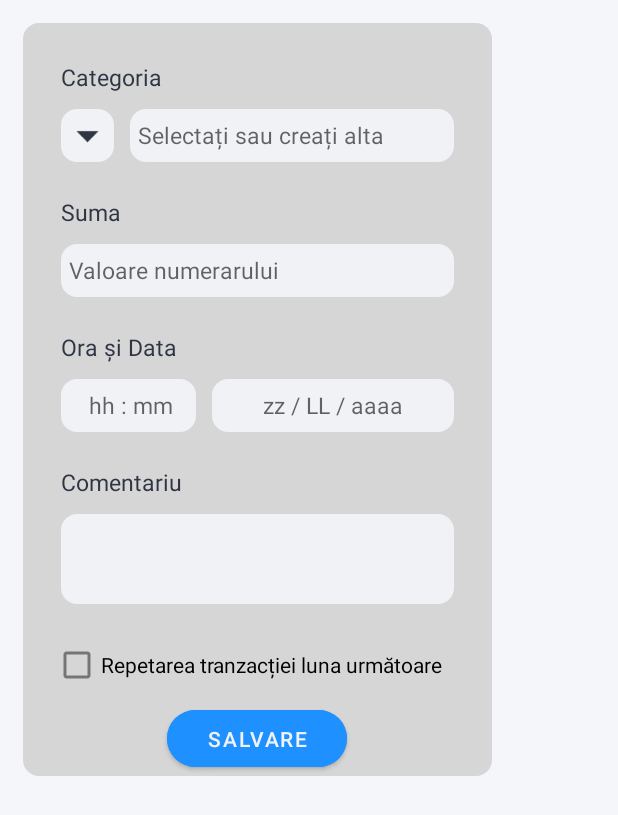
After one commit to JulianNSH/MoneyManager, an Android app: the layout update_outgoing_dialog.xml on its own in the app's theme, with its tools: preview values and no code run, on a phone screen of 412 x 824 dp. The commit adds this screen. Shown: the top 815 px of the screen. Run offline under Robolectric (Android 15) with nearby library versions, the phone set to English and light mode, and no system bars.

Commit message:
database outgoing cr-d

```diff
--- a/app/src/main/java/github/julianNSH/moneymanager/database/DatabaseClass.java
+++ b/app/src/main/java/github/julianNSH/moneymanager/database/DatabaseClass.java
@@ -9,6 +9,9 @@ import android.database.sqlite.SQLiteOpenHelper;
 import android.util.Log;
 
 import androidx.annotation.Nullable;
+
+import java.util.ArrayList;
+import java.util.List;
 
 import github.julianNSH.moneymanager.statistics.StatisticsModelClass;
 
@@ -98,7 +101,7 @@ public class DatabaseClass extends SQLiteOpenHelper {
         return outgoing_id;
     }
     //READ TABLE
-    public StatisticsModelClass getOutgoing(long outgoing_id){
+    public StatisticsModelClass getOutgoingById(long outgoing_id){
         SQLiteDatabase db = this.getReadableDatabase();
         String selectQuery = "SELECT * FROM "+ TABLE_OUTGOING+" WHERE"+KEY_ID+" = "+ outgoing_id;
         Log.e(LOG, selectQuery);
@@ -117,8 +120,34 @@ public class DatabaseClass extends SQLiteOpenHelper {
 
         return outgoing;
     }
+    public ArrayList<StatisticsModelClass> getAllOutgoingData(){
+        ArrayList<StatisticsModelClass> outgoings = new ArrayList<StatisticsModelClass>();
+        String query = "SELECT * FROM "+TABLE_OUTGOING+" ORDER BY "+KEY_DATETIME+" DESC";
+
+        SQLiteDatabase db = this.getReadableDatabase();
+        Cursor c = db.rawQuery(query, null);
+
+        if(c.moveToFirst()){
+            do{
+                StatisticsModelClass temp = new StatisticsModelClass();
+                temp.setId(c.getInt(c.getColumnIndex(KEY_ID)));
+                temp.setIvIcon(c.getInt(c.getColumnIndex(KEY_OUTGOING_ICON)));
+                temp.setTvType(c.getString(c.getColumnIndex(KEY_OUTGOING_SOURCE)));
+                temp.setTvAmount(c.getFloat(c.getColumnIndex(KEY_AMOUNT)));
+                temp.setDate(c.getString(c.getColumnIndex(KEY_DATETIME)));
+                temp.setComment(c.getString(c.getColumnIndex(KEY_COMMENT)));
+                temp.setRepeat(c.getInt(c.getColumnIndex(KEY_REPEAT)));
+                outgoings.add(temp);
+            } while (c.moveToNext());
+        }
+        return outgoings;
+    }
     //UPDATE TABLE
     //DELETE ELEMENT
+    public void deleteOutgoing(int outgoing_id){
+        SQLiteDatabase db = this.getWritableDatabase();
+        db.delete(TABLE_OUTGOING, KEY_ID + " = ?", new String[]{String.valueOf(outgoing_id)});
+    }
 
     /**********************************************************************************************
         SCOPE METHODS
--- a/app/src/main/java/github/julianNSH/moneymanager/statistics/StatisticsAdapter.java
+++ b/app/src/main/java/github/julianNSH/moneymanager/statistics/StatisticsAdapter.java
@@ -3,6 +3,7 @@ package github.julianNSH.moneymanager.statistics;
 import android.annotation.SuppressLint;
 import android.app.Dialog;
 import android.content.Context;
+import android.content.Intent;
 import android.graphics.Color;
 import android.graphics.drawable.ColorDrawable;
 import android.os.Build;
@@ -20,12 +21,14 @@ import java.util.List;
 import androidx.annotation.RequiresApi;
 import androidx.recyclerview.widget.RecyclerView;
 import github.julianNSH.moneymanager.R;
+import github.julianNSH.moneymanager.database.DatabaseClass;
 
 public class StatisticsAdapter extends RecyclerView.Adapter<StatisticsAdapter.MyViewHolder>{
     Context context;
+    DatabaseClass databaseClass;
 
     private List<StatisticsModelClass> list;
-    Dialog itemStatisticsDialog;
+    Dialog itemStatisticsDialog, updateDialog;
 
     public class MyViewHolder extends RecyclerView.ViewHolder {
 
@@ -60,6 +63,10 @@ public class StatisticsAdapter extends RecyclerView.Adapter<StatisticsAdapter.My
         itemStatisticsDialog.setContentView(R.layout.statistics_dialog);
         itemStatisticsDialog.getWindow().setBackgroundDrawable(new ColorDrawable(Color.TRANSPARENT));
 
+        updateDialog = new Dialog(context);
+        updateDialog.setContentView(R.layout.update_outgoing_dialog);
+        updateDialog.getWindow().setBackgroundDrawable(new ColorDrawable(Color.TRANSPARENT));
+
         viewHolder.rvItem.setOnClickListener(new View.OnClickListener() {
             @SuppressLint("SetTextI18n")
             @Override
@@ -69,29 +76,37 @@ public class StatisticsAdapter extends RecyclerView.Adapter<StatisticsAdapter.My
                 TextView tv_date_time = (TextView) itemStatisticsDialog.findViewById(R.id.tv_date_time);
                 TextView tv_amount = (TextView) itemStatisticsDialog.findViewById(R.id.tv_amount);
                 TextView tv_comment = (TextView) itemStatisticsDialog.findViewById(R.id.tv_comment);
+
+                tv_category.setText(list.get(viewHolder.getAdapterPosition()).getTvType());
+                tv_date_time.setText(list.get(viewHolder.getAdapterPosition()).getTime() + " " +
+                        list.get(viewHolder.getAdapterPosition()).getDate());
+                tv_amount.setText(list.get(viewHolder.getAdapterPosition()).getTvAmount() + " MDL");
+                tv_comment.setText(list.get(viewHolder.getAdapterPosition()).getComment());
                 Button btn_delete = (Button) itemStatisticsDialog.findViewById(R.id.btn_delete);
                 Button btn_edit = (Button) itemStatisticsDialog.findViewById(R.id.btn_edit);
+
+                databaseClass = new DatabaseClass(itemView.getContext());
 
                 btn_delete.setOnClickListener(new View.OnClickListener() {
                     @Override
                     public void onClick(View v) {
-                        Toast.makeText(context, "Button DELETE Clicked" + list.get(viewHolder.getAdapterPosition()).getIvIcon(),  Toast.LENGTH_SHORT).show();
+                       databaseClass.deleteOutgoing(list.get(viewHolder.getAdapterPosition()).getId());
+                        Toast.makeText(context, list.get(viewHolder.getAdapterPosition()).getTvType()+
+                                " was deleted",  Toast.LENGTH_SHORT).show();
+                        //TODO refresh on dismiss
+                        //TODO create separated methods for button clicks
+                        itemStatisticsDialog.dismiss();
+
                     }
                 });
                 btn_edit.setOnClickListener(new View.OnClickListener() {
                     @Override
                     public void onClick(View v) {
                         Toast.makeText(context, "Button EDIT Clicked",  Toast.LENGTH_SHORT).show();
+                        itemStatisticsDialog.dismiss();
+                        updateDialog.show();
                     }
                 });
-
-                tv_category.setText(list.get(viewHolder.getAdapterPosition()).getTvType());
-                tv_date_time.setText(list.get(viewHolder.getAdapterPosition()).getTime() + " " +
-                        list.get(viewHolder.getAdapterPosition()).getDate());
-                tv_amount.setText(list.get(viewHolder.getAdapterPosition()).getTvAmount() + " MDL");
-                tv_comment.setText(list.get(viewHolder.getAdapterPosition()).getComment());
-
-                //Toast.makeText(context, "Test Click" + String.valueOf(viewHolder.getAdapterPosition()),  Toast.LENGTH_SHORT).show();
                 itemStatisticsDialog.show();
             }
         });
--- a/app/src/main/java/github/julianNSH/moneymanager/statistics/StatisticsFragment.java
+++ b/app/src/main/java/github/julianNSH/moneymanager/statistics/StatisticsFragment.java
@@ -25,11 +25,13 @@ import androidx.recyclerview.widget.DefaultItemAnimator;
 import androidx.recyclerview.widget.LinearLayoutManager;
 import androidx.recyclerview.widget.RecyclerView;
 import github.julianNSH.moneymanager.R;
+import github.julianNSH.moneymanager.database.DatabaseClass;
 
 public class StatisticsFragment extends Fragment {
-    private ArrayList<StatisticsModelClass> statisticsModelClasses;
     private RecyclerView recyclerView;
     private StatisticsAdapter statisticsAdapter;
+    private DatabaseClass databaseClass;
+    private ArrayList<StatisticsModelClass> statisticsModelClasses;
 
     DatePickerDialog datePicker;
     Button statisticsDateButton;
@@ -94,16 +96,11 @@ public class StatisticsFragment extends Fragment {
         );
 
         ///////////////////////List of elements
+        databaseClass = new DatabaseClass(getContext());
 
         recyclerView = (RecyclerView) root.findViewById(R.id.rv_statistics_list);
-        statisticsModelClasses = new ArrayList<>();
 
-        for (int i = 0; i < title.length; i++) {
-            StatisticsModelClass listModelClass = new StatisticsModelClass(image[i],title[i], amount[i],
-                    String.valueOf(LocalTime.now()), String.valueOf(LocalDate.now()), comment[i]);
-
-            statisticsModelClasses.add(listModelClass);
-        }
+        statisticsModelClasses = databaseClass.getAllOutgoingData();
         statisticsAdapter = new StatisticsAdapter(root.getContext() ,statisticsModelClasses);
         RecyclerView.LayoutManager mLayoutManager = new LinearLayoutManager(root.getContext());
         recyclerView.setLayoutManager(mLayoutManager);
--- a/app/src/main/java/github/julianNSH/moneymanager/statistics/StatisticsModelClass.java
+++ b/app/src/main/java/github/julianNSH/moneymanager/statistics/StatisticsModelClass.java
@@ -8,20 +8,20 @@ public class StatisticsModelClass {
     String date, time, comment;
 
     public StatisticsModelClass(){}
-    public StatisticsModelClass(int id, Integer ivIcon, String tvType, float tvAmount, String time, String date, String comment) {
+    public StatisticsModelClass(int id, Integer ivIcon, String tvType, float tvAmount, String date, String comment) {
         this.id = id;
         this.ivIcon = ivIcon;
         this.tvType = tvType;
         this.tvAmount = tvAmount;
-        this.time = time;
+        this.time = date;
         this.date =date;
         this.comment = comment;
     }
-    public StatisticsModelClass(Integer ivIcon, String tvType, float tvAmount, String time, String date, String comment) {
+    public StatisticsModelClass(Integer ivIcon, String tvType, float tvAmount, String date, String comment) {
         this.ivIcon = ivIcon;
         this.tvType = tvType;
         this.tvAmount = tvAmount;
-        this.time = time;
+        this.time = date;
         this.date =date;
         this.comment = comment;
     }
--- /dev/null
+++ b/app/src/main/res/layout/update_outgoing_dialog.xml
@@ -0,0 +1,268 @@
+<?xml version="1.0" encoding="utf-8"?>
+<LinearLayout
+    xmlns:android="http://schemas.android.com/apk/res/android"
+    xmlns:app="http://schemas.android.com/apk/res-auto"
+    android:layout_margin="15dp"
+    android:layout_width="wrap_content"
+    android:layout_height="wrap_content"
+    android:background="@drawable/fg_rect"
+    android:backgroundTint="@color/colorWhite"
+    android:orientation="vertical">
+
+        <LinearLayout
+            android:layout_width="wrap_content"
+            android:layout_height="wrap_content"
+            android:layout_marginTop="20dp"
+            android:layout_marginLeft="20dp"
+            android:layout_marginRight="20dp">
+
+            <LinearLayout
+                android:layout_width="match_parent"
+                android:layout_height="wrap_content"
+                android:orientation="vertical">
+
+                <TextView
+                    android:layout_width="match_parent"
+                    android:layout_height="wrap_content"
+                    android:textSize="15sp"
+                    android:textColor="@color/black"
+                    android:text="Categoria"
+                    android:layout_margin="5dp"/>
+
+                <LinearLayout
+                    android:layout_width="match_parent"
+                    android:layout_height="wrap_content"
+                    android:orientation="horizontal">
+                    <Spinner
+                        android:id="@+id/icon_spinner"
+                        android:layout_width="35dp"
+                        android:layout_height="35dp"
+                        android:layout_margin="5dp"
+                        android:padding="5dp"
+                        android:background="@drawable/fg_rect"
+                        android:foreground="@drawable/ic_down"
+                        android:foregroundTint="@color/black"
+                        android:backgroundTint="@color/white"/>
+                    <AutoCompleteTextView
+                        android:id="@+id/outgoing_source"
+                        android:layout_width="match_parent"
+                        android:layout_height="35dp"
+                        android:paddingLeft="5dp"
+                        android:paddingRight="5dp"
+                        android:layout_margin="5dp"
+                        android:background="@drawable/fg_rect"
+                        android:backgroundTint="@color/white"
+                        android:ems="12"
+                        android:maxLines="1"
+                        android:clickable="true"
+                        android:textSize="15sp"
+                        android:textColor="@color/black"
+                        android:inputType="text"
+                        android:hint="Selectați sau creați alta"/>
+
+                </LinearLayout>
+            </LinearLayout>
+
+        </LinearLayout>
+
+    <View
+        android:layout_width="match_parent"
+        android:layout_height="1dp"
+        android:layout_marginLeft="20dp"
+        android:layout_marginTop="5dp"
+        android:layout_marginRight="20dp"
+        android:layout_marginBottom="5dp"
+        android:background="@color/colorBlueGrey_200" />
+
+        <LinearLayout
+            android:layout_width="match_parent"
+            android:layout_height="wrap_content"
+            android:layout_marginLeft="20dp"
+            android:layout_marginRight="20dp">
+
+            <LinearLayout
+                android:layout_width="match_parent"
+                android:layout_height="wrap_content"
+                android:orientation="vertical">
+
+                <TextView
+                    android:id="@+id/textView"
+                    android:layout_width="match_parent"
+                    android:layout_height="wrap_content"
+                    android:layout_margin="5dp"
+                    android:text="Suma"
+                    android:textSize="15sp"
+                    android:textColor="@color/black"/>
+
+                <EditText
+                    android:id="@+id/outgoingAmount"
+                    android:layout_width="match_parent"
+                    android:layout_height="35dp"
+                    android:paddingLeft="5dp"
+                    android:paddingRight="5dp"
+                    android:layout_margin="5dp"
+                    android:background="@drawable/fg_rect"
+                    android:backgroundTint="@color/white"
+                    android:ems="10"
+                    android:textSize="15sp"
+                    android:textColor="@color/black"
+                    android:inputType="number"
+                    android:hint="Valoare numerarului"/>
+            </LinearLayout>
+        </LinearLayout>
+
+        <View
+            android:layout_width="match_parent"
+            android:layout_height="1dp"
+            android:background="@color/colorBlueGrey_100"
+            android:layout_marginTop="5dp"
+            android:layout_marginLeft="20dp"
+            android:layout_marginRight="20dp"
+            android:layout_marginBottom="5dp"/>
+
+        <LinearLayout
+            android:layout_width="match_parent"
+            android:layout_height="wrap_content"
+            android:layout_marginLeft="20dp"
+            android:layout_marginRight="20dp">
+
+            <LinearLayout
+                android:layout_width="match_parent"
+                android:layout_height="wrap_content"
+                android:orientation="vertical">
+
+                <TextView
+                    android:layout_width="match_parent"
+                    android:layout_height="wrap_content"
+                    android:textSize="15sp"
+                    android:textColor="@color/black"
+                    android:text="Ora și Data "
+                    android:layout_margin="5dp"/>
+
+                <LinearLayout
+                    android:layout_width="match_parent"
+                    android:layout_height="wrap_content"
+                    android:orientation="horizontal">
+                    <EditText
+                        android:id="@+id/add_income_time"
+                        android:layout_width="wrap_content"
+                        android:layout_height="35dp"
+                        android:paddingLeft="5dp"
+                        android:paddingRight="5dp"
+                        android:layout_margin="5dp"
+                        android:background="@drawable/fg_rect"
+                        android:backgroundTint="@color/white"
+                        android:textSize="15sp"
+                        android:textColor="@color/black"
+                        android:ems="5"
+                        android:inputType="time"
+                        android:hint=" hh : mm"
+                        android:gravity="center"/>
+                    <EditText
+                        android:id="@+id/add_income_date"
+                        android:layout_width="match_parent"
+                        android:layout_height="35dp"
+                        android:paddingLeft="5dp"
+                        android:paddingRight="5dp"
+                        android:layout_margin="5dp"
+                        android:background="@drawable/fg_rect"
+                        android:backgroundTint="@color/white"
+                        android:textSize="15sp"
+                        android:textColor="@color/black"
+                        android:ems="10"
+                        android:inputType="date"
+                        android:hint="zz / LL / aaaa"
+                        android:gravity="center"/>
+                </LinearLayout>
+            </LinearLayout>
+        </LinearLayout>
+
+        <View
+            android:layout_width="match_parent"
+            android:layout_height="1dp"
+            android:background="@color/colorBlueGrey_100"
+            android:layout_marginTop="5dp"
+            android:layout_marginLeft="20dp"
+            android:layout_marginRight="20dp"
+            android:layout_marginBottom="5dp" />
+
+        <LinearLayout
+            android:layout_width="match_parent"
+            android:layout_height="wrap_content"
+            android:layout_marginLeft="20dp"
+            android:layout_marginRight="20dp">
+
+            <LinearLayout
+                android:layout_width="match_parent"
+                android:layout_height="wrap_content"
+                android:orientation="vertical">
+
+                <TextView
+                    android:layout_width="match_parent"
+                    android:layout_height="wrap_content"
+                    android:textSize="15sp"
+                    android:textColor="@color/black"
+                    android:text="Comentariu"
+                    android:layout_margin="5dp"/>
+
+                <EditText
+                    android:id="@+id/commentOutgoing"
+                    android:layout_width="match_parent"
+                    android:layout_height="60dp"
+                    android:paddingLeft="5dp"
+                    android:paddingRight="5dp"
+                    android:layout_margin="5dp"
+                    android:background="@drawable/fg_rect"
+                    android:backgroundTint="@color/white"
+                    android:ems="10"
+                    android:gravity="start|top"
+                    android:inputType="textMultiLine"
+                    android:textColor="@color/black"
+                    android:textSize="15sp" />
+
+
+            </LinearLayout>
+        </LinearLayout>
+        <View
+            android:layout_width="match_parent"
+            android:layout_height="1dp"
+            android:background="@color/colorBlueGrey_100"
+            android:layout_marginTop="10dp"
+            android:layout_marginLeft="20dp"
+            android:layout_marginRight="20dp"/>
+        <CheckBox
+            android:id="@+id/cb_income_repeat"
+            android:layout_width="match_parent"
+            android:layout_height="wrap_content"
+            android:layout_marginLeft="20dp"
+            android:layout_marginRight="20dp"
+            android:text="Repetarea tranzacției luna următoare" />
+
+
+    <LinearLayout
+        android:layout_width="match_parent"
+        android:layout_height="wrap_content">
+
+        <Space
+            android:layout_width="wrap_content"
+            android:layout_height="wrap_content"
+            android:layout_weight="1" />
+
+        <Button
+            android:id="@+id/btn_edit"
+            android:layout_width="120dp"
+            android:layout_height="50dp"
+            app:cornerRadius="20dp"
+            android:layout_marginLeft="10dp"
+            android:layout_marginRight="10dp"
+            android:backgroundTint="@color/blue1"
+            android:text="Salvare" />
+
+
+        <Space
+            android:layout_width="wrap_content"
+            android:layout_height="wrap_content"
+            android:layout_weight="1" />
+    </LinearLayout>
+
+</LinearLayout>
```
